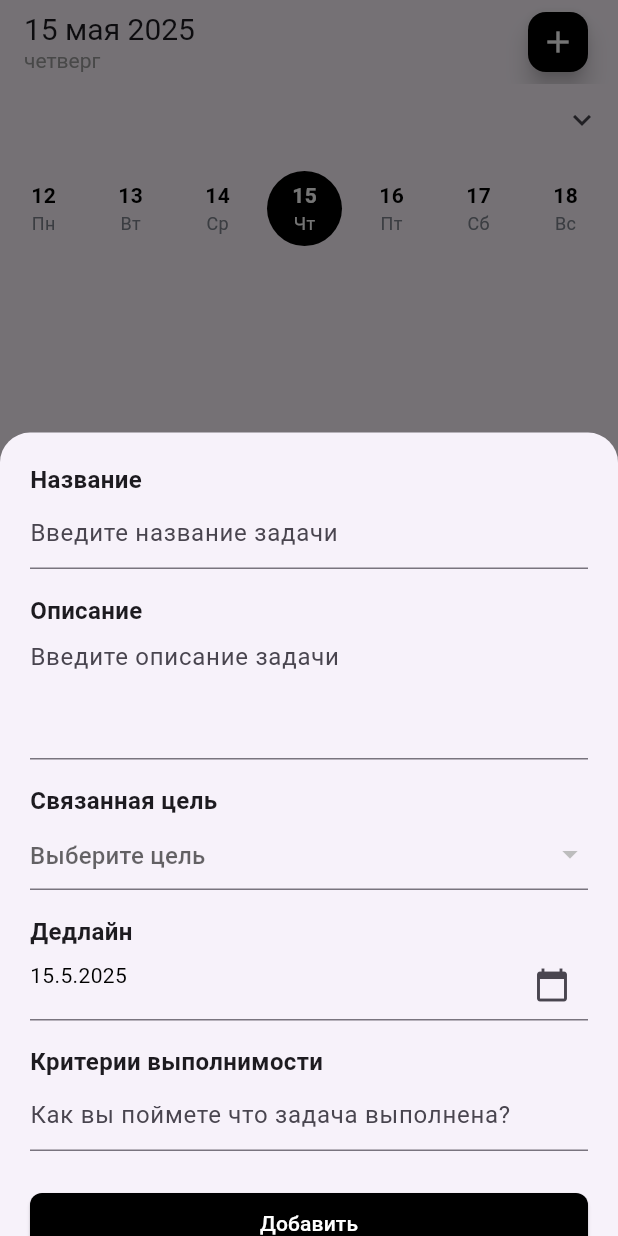
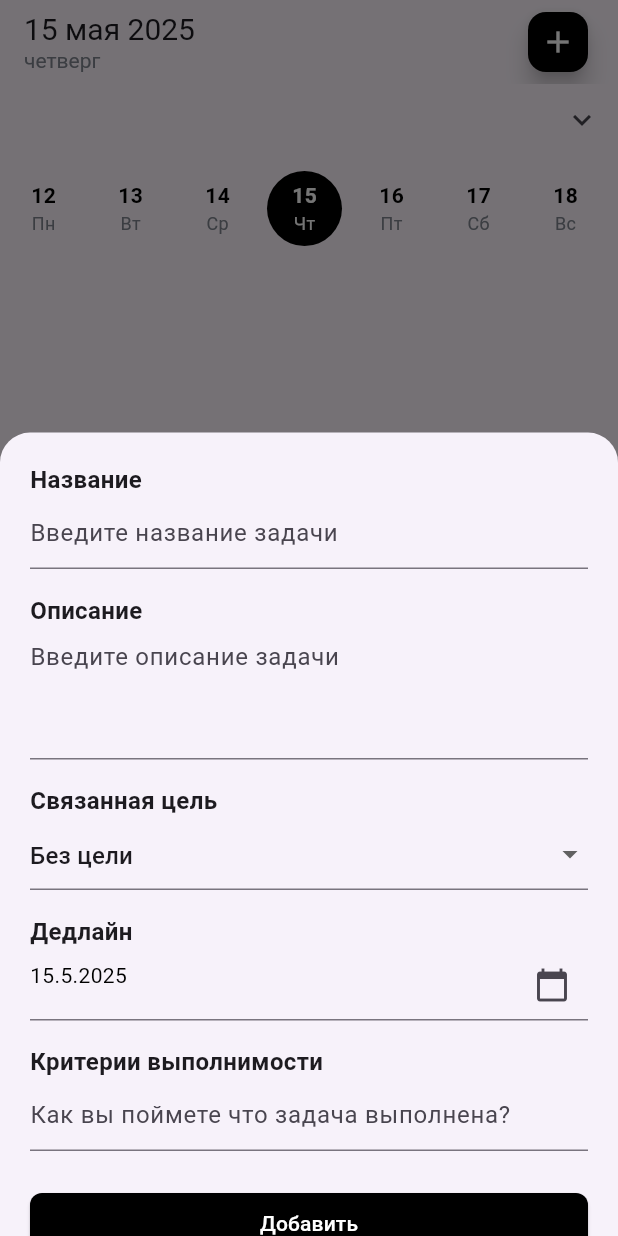
Before and after one commit to mmigur/golem, a Flutter app: the HomeScreen screen opened directly, item 2 of the bottom bar chosen, after a tap on the "add" icon, on a phone screen of 412 x 824 dp. Run offline on Flutter 3.47's test engine with Material 3 defaults, Android fonts, the phone set to English and light mode, and no system bars; our stand-ins replace fl_chart, supabase_flutter; missing offline and left inert: gotrue; accounts and stored records are empty.

Commit message:
<add>: add analytics module

```diff
--- a/lib/main.dart
+++ b/lib/main.dart
@@ -39,7 +39,7 @@ class MyApp extends StatelessWidget {
       supportedLocales: const [
         Locale('ru', 'RU'), // Русский язык
       ],
-      home: SplashScreen(),
+      home: HomeScreen(),
     );
   }
 }
--- a/lib/screen/home_screen.dart
+++ b/lib/screen/home_screen.dart
@@ -2,6 +2,7 @@ import 'package:flutter/material.dart';
 import 'package:golem/tab/goal_tab.dart';
 import 'package:golem/tab/reflection_tab.dart';
 import 'package:golem/tab/tasks_tab.dart';
+import 'package:golem/tab/analytics_tab.dart';
 import 'package:intl/intl.dart';
 import 'package:supabase_flutter/supabase_flutter.dart';
 
@@ -23,14 +24,14 @@ class _HomeScreenState extends State<HomeScreen> {
   final SupabaseClient _supabase = Supabase.instance.client;
   final GlobalKey<GoalsTabState> _goalsTabKey = GlobalKey();
   final GlobalKey<TasksTabState> _tasksTabKey = GlobalKey();
-
-  // Глобальный ключ для рефлексии, доступный из любого места
   final GlobalKey<ReflectionTabState> _reflectionTabKey = GlobalKey();
+  final GlobalKey<AnalyticsTabState> _analyticsTabKey = GlobalKey();
 
   // Храним прямые ссылки на экземпляры вкладок для более надежного доступа
   late GoalsTab _goalsTab;
   late TasksTab _tasksTab;
   late ReflectionTab _reflectionTab;
+  late AnalyticsTab _analyticsTab;
   late List<Widget> _pages;
 
   @override
@@ -40,12 +41,14 @@ class _HomeScreenState extends State<HomeScreen> {
     _goalsTab = GoalsTab(key: _goalsTabKey);
     _tasksTab = TasksTab(key: _tasksTabKey);
     _reflectionTab = ReflectionTab(key: _reflectionTabKey);
+    _analyticsTab = AnalyticsTab(key: _analyticsTabKey);
 
     // Создаем список страниц
     _pages = [
       _goalsTab,
       _tasksTab,
       _reflectionTab,
+      _analyticsTab,
     ];
 
     _loadUserNickname();
@@ -81,6 +84,7 @@ class _HomeScreenState extends State<HomeScreen> {
   Widget build(BuildContext context) {
     final bool isGoalsTab = _currentIndex == 0;
     final bool isReflectionTab = _currentIndex == 2;
+    final bool isAnalyticsTab = _currentIndex == 3;
 
     return Scaffold(
       appBar: AppBar(
@@ -91,8 +95,6 @@ class _HomeScreenState extends State<HomeScreen> {
               onTap: () {
                 if (_currentIndex == 2) { // Только для экрана рефлексии
                   debugPrint('===== НАЖАТИЕ НА ДАТУ ДЛЯ ДОБАВЛЕНИЯ РЕФЛЕКСИИ =====');
-
-                  // Прямой вызов без проверки ключа
                 }
               },
               child: Column(
@@ -104,7 +106,10 @@ class _HomeScreenState extends State<HomeScreen> {
                   ),
                   if (!isGoalsTab && !isReflectionTab) Text(
                     DateFormat('EEEE', 'ru_RU').format(_selectedDate),
-                    style: const TextStyle(fontSize: 14, color: Colors.grey),
+                    style: const TextStyle(
+                      fontSize: 14,
+                      color: Color(0xFF80858F),
+                    ),
                   ),
                   if (isReflectionTab) const Text(
                     'Нажмите, чтобы добавить рефлексию',
@@ -113,7 +118,7 @@ class _HomeScreenState extends State<HomeScreen> {
                 ],
               ),
             ),
-            FloatingActionButton(
+            if (!isAnalyticsTab) FloatingActionButton(
               onPressed: () {
                 if (_currentIndex == 0) {
                   // Получаем состояние GoalsTab и вызываем метод
@@ -144,8 +149,6 @@ class _HomeScreenState extends State<HomeScreen> {
                   else{
                     debugPrint('ОШИБКА: Не удалось получить состояние RefleactionTab');
                   }
-                  // Прямой вызов методов экземпляра без проверки ключа
-
                 }
               },
               mini: true,
@@ -157,7 +160,7 @@ class _HomeScreenState extends State<HomeScreen> {
       ),
       body: Column(
         children: [
-          if (!isGoalsTab && !isReflectionTab) ...[
+          if (!isGoalsTab && !isReflectionTab && !isAnalyticsTab) ...[
             Row(
               children: [
                 Padding(
@@ -165,9 +168,10 @@ class _HomeScreenState extends State<HomeScreen> {
                   child: _nickname.isNotEmpty
                       ? Text(
                     '@$_nickname',
-                    style: const TextStyle(
+                    style: TextStyle(
                       fontSize: 16,
                       color: Colors.black,
+                      fontWeight: isAnalyticsTab ? FontWeight.bold : FontWeight.normal,
                     ),
                   )
                       : const SizedBox.shrink(),
@@ -188,6 +192,21 @@ class _HomeScreenState extends State<HomeScreen> {
             if (_isCalendarExpanded) _buildMonthSelector(),
             _buildCalendar(),
           ],
+          if (isAnalyticsTab && _nickname.isNotEmpty) Padding(
+            padding: const EdgeInsets.only(left: 12.0, top: 8.0),
+            child: Row(
+              children: [
+                Text(
+                  '@$_nickname',
+                  style: const TextStyle(
+                    fontSize: 16,
+                    color: Colors.black,
+                    fontWeight: FontWeight.bold,
+                  ),
+                ),
+              ],
+            ),
+          ),
           Expanded(
             child: IndexedStack(
               index: _currentIndex,
@@ -224,16 +243,17 @@ class _HomeScreenState extends State<HomeScreen> {
             case 1: // Вкладка задач
               final tasksTabState = _tasksTabKey.currentState;
               if (tasksTabState != null) {
-                // Установить фильтр по текущей дате
                 tasksTabState.setFilterDate(_selectedDate);
-
-                // Обновить задачи
                 tasksTabState.refreshTasksData();
-
-                debugPrint('Обновлен фильтр задач: ${_selectedDate.day}.${_selectedDate.month}.${_selectedDate.year}');
               }
               break;
 
+            case 3: // Вкладка аналитики
+              final analyticsTabState = _analyticsTabKey.currentState;
+              if (analyticsTabState != null) {
+                analyticsTabState.refreshData();
+              }
+              break;
           }
 
           debugPrint('================================');
@@ -252,6 +272,10 @@ class _HomeScreenState extends State<HomeScreen> {
           BottomNavigationBarItem(
             icon: Icon(Icons.note_alt_outlined),
             label: 'Рефлексия',
+          ),
+          BottomNavigationBarItem(
+            icon: Icon(Icons.analytics_outlined),
+            label: 'Аналитика',
           ),
         ],
       ),
--- /dev/null
+++ b/lib/tab/analytics_tab.dart
@@ -0,0 +1,476 @@
+import 'package:flutter/material.dart';
+import 'package:supabase_flutter/supabase_flutter.dart';
+import 'package:fl_chart/fl_chart.dart';
+import 'package:intl/intl.dart';
+
+class AnalyticsTab extends StatefulWidget {
+  const AnalyticsTab({super.key});
+
+  @override
+  State<AnalyticsTab> createState() => AnalyticsTabState();
+}
+
+class AnalyticsTabState extends State<AnalyticsTab> {
+  final SupabaseClient _supabase = Supabase.instance.client;
+  String? _error;
+  bool _isLoading = true;
+
+  // Данные для аналитики
+  List<Map<String, dynamic>> _completedTasks = [];
+  List<Map<String, dynamic>> _completedGoals = [];
+  List<Map<String, dynamic>> _allGoals = [];
+  List<Map<String, dynamic>> _reflections = [];
+  Map<String, int> _tasksPerGoal = {};
+
+  // Цвета для графиков
+  final List<Color> _colors = [
+    const Color(0xFF2196F3), // Синий
+    const Color(0xFF4CAF50), // Зеленый
+    const Color(0xFFFFC107), // Желтый
+    const Color(0xFFE91E63), // Розовый
+    const Color(0xFF9C27B0), // Фиолетовый
+    const Color(0xFF00BCD4), // Голубой
+    const Color(0xFFFF5722), // Оранжевый
+  ];
+
+  @override
+  void initState() {
+    super.initState();
+    _loadData();
+  }
+
+  @override
+  void didChangeDependencies() {
+    super.didChangeDependencies();
+    WidgetsBinding.instance.addPostFrameCallback((_) {
+      _loadData();
+    });
+  }
+
+  // Метод для обновления данных при переходе на вкладку
+  void refreshData() {
+    _loadData();
+  }
+
+  Future<void> _loadData() async {
+    if (!mounted) return;
+
+    try {
+      setState(() {
+        _isLoading = true;
+        _error = null;
+      });
+
+      final user = _supabase.auth.currentUser;
+      if (user != null) {
+        // Загружаем все цели
+        final goalsResponse = await _supabase
+            .from('goals')
+            .select('id, title, description, isComplete, deadline')
+            .eq('profile_id', user.id);
+        _allGoals = List<Map<String, dynamic>>.from(goalsResponse);
+
+        // Фильтруем завершенные цели
+        _completedGoals = _allGoals.where((goal) => goal['isComplete'] == true).toList();
+
+        // Загружаем завершенные задачи
+        final tasksResponse = await _supabase
+            .from('tasks')
+            .select('id, title, description, isComplete, deadline, goal_relation')
+            .eq('profile_id', user.id)
+            .eq('isComplete', true);
+        _completedTasks = List<Map<String, dynamic>>.from(tasksResponse);
+
+        // Группируем задачи по целям
+        _tasksPerGoal.clear(); // Очищаем предыдущие данные
+        for (var task in _completedTasks) {
+          final goalId = task['goal_relation'] as String?;
+          if (goalId != null) {
+            _tasksPerGoal[goalId] = (_tasksPerGoal[goalId] ?? 0) + 1;
+          } else {
+            _tasksPerGoal['no_goal'] = (_tasksPerGoal['no_goal'] ?? 0) + 1;
+          }
+        }
+
+        // Загружаем рефлексии
+        final reflectionsResponse = await _supabase
+            .from('reflection')
+            .select('id, done_params, not_done_params, created_at')
+            .eq('profile_id', user.id);
+        _reflections = List<Map<String, dynamic>>.from(reflectionsResponse);
+
+        if (mounted) {
+          setState(() {
+            _isLoading = false;
+          });
+        }
+      }
+    } catch (e) {
+      if (mounted) {
+        setState(() {
+          _error = e.toString();
+          _isLoading = false;
+        });
+      }
+    }
+  }
+
+  Widget _buildStatsCard(String title, String value, IconData icon, Color color) {
+    return Container(
+      height: 140, // Увеличиваем высоту
+      child: Card(
+        elevation: 0,
+        color: color.withOpacity(0.1),
+        shape: RoundedRectangleBorder(
+          borderRadius: BorderRadius.circular(12),
+        ),
+        child: Padding(
+          padding: const EdgeInsets.symmetric(horizontal: 8.0, vertical: 12.0), // Уменьшаем горизонтальные отступы
+          child: Column(
+            mainAxisAlignment: MainAxisAlignment.center,
+            children: [
+              Icon(icon, size: 24, color: color),
+              const SizedBox(height: 8),
+              Text(
+                title,
+                style: TextStyle(
+                  fontSize: 14,
+                  color: color.withOpacity(0.8),
+                ),
+                textAlign: TextAlign.center,
+                maxLines: 1,
+                overflow: TextOverflow.ellipsis,
+              ),
+              const SizedBox(height: 4),
+              FittedBox(
+                fit: BoxFit.scaleDown,
+                child: Text(
+                  value,
+                  style: TextStyle(
+                    fontSize: 24,
+                    fontWeight: FontWeight.bold,
+                    color: color,
+                  ),
+                ),
+              ),
+            ],
+          ),
+        ),
+      ),
+    );
+  }
+
+  Widget _buildTasksCompletionChart() {
+    if (_completedTasks.isEmpty) {
+      return const Center(
+        child: Text(
+          'Нет выполненных задач',
+          style: TextStyle(
+            color: Color(0xFF80858F),
+            fontSize: 14,
+          ),
+        ),
+      );
+    }
+
+    // Группируем задачи по дням
+    final Map<DateTime, int> tasksByDay = {};
+    for (var task in _completedTasks) {
+      final deadline = task['deadline'];
+      if (deadline != null) {
+        final date = DateTime.parse(deadline).toLocal();
+        final day = DateTime(date.year, date.month, date.day);
+        tasksByDay[day] = (tasksByDay[day] ?? 0) + 1;
+      }
+    }
+
+    // Создаем точки для графика за последние 7 дней
+    final spots = <FlSpot>[];
+    final now = DateTime.now();
+    String currentMonth = '';
+
+    for (int i = 6; i >= 0; i--) {
+      final date = DateTime(now.year, now.month, now.day - i);
+      spots.add(FlSpot(6 - i.toDouble(), (tasksByDay[date] ?? 0).toDouble()));
+      // Запоминаем месяц для отображения
+      if (currentMonth.isEmpty) {
+        currentMonth = DateFormat('MMMM', 'ru_RU').format(date);
+      }
+    }
+
+    return Column(
+      crossAxisAlignment: CrossAxisAlignment.start,
+      children: [
+        Text(
+          currentMonth,
+          style: const TextStyle(
+            fontSize: 16,
+            fontWeight: FontWeight.bold,
+            color: Colors.black,
+          ),
+        ),
+        const SizedBox(height: 16),
+        SizedBox(
+          height: 200,
+          child: LineChart(
+            LineChartData(
+              gridData: const FlGridData(show: false),
+              titlesData: FlTitlesData(
+                leftTitles: const AxisTitles(
+                  sideTitles: SideTitles(showTitles: false),
+                ),
+                rightTitles: const AxisTitles(
+                  sideTitles: SideTitles(showTitles: false),
+                ),
+                topTitles: const AxisTitles(
+                  sideTitles: SideTitles(showTitles: false),
+                ),
+                bottomTitles: AxisTitles(
+                  sideTitles: SideTitles(
+                    showTitles: true,
+                    getTitlesWidget: (value, meta) {
+                      if (value < 0 || value > 6) return const Text('');
+                      final date = DateTime(now.year, now.month, now.day - (6 - value.toInt()));
+                      return Padding(
+                        padding: const EdgeInsets.only(top: 8.0),
+                        child: Text(
+                          date.day.toString(),
+                          style: const TextStyle(
+                            color: Color(0xFF80858F),
+                            fontSize: 12,
+                          ),
+                        ),
+                      );
+                    },
+                  ),
+                ),
+              ),
+              borderData: FlBorderData(show: false),
+              lineBarsData: [
+                LineChartBarData(
+                  spots: spots,
+                  isCurved: true,
+                  color: _colors[0],
+                  barWidth: 3,
+                  isStrokeCapRound: true,
+                  dotData: FlDotData(
+                    show: true,
+                    getDotPainter: (spot, percent, barData, index) {
+                      return FlDotCirclePainter(
+                        radius: 6,
+                        color: _colors[0],
+                        strokeWidth: 2,
+                        strokeColor: Colors.white,
+                      );
+                    },
+                  ),
+                  belowBarData: BarAreaData(
+                    show: true,
+                    color: _colors[0].withOpacity(0.2),
+                  ),
+                ),
+              ],
+              minX: 0,
+              maxX: 6,
+              minY: 0,
+            ),
+          ),
+        ),
+      ],
+    );
+  }
+
+  Widget _buildTasksPerGoalChart() {
+    if (_tasksPerGoal.isEmpty) {
+      return const Center(
+        child: Text(
+          'Нет данных о задачах по целям',
+          style: TextStyle(
+            color: Color(0xFF80858F),
+            fontSize: 14,
+          ),
+        ),
+      );
+    }
+
+    final List<PieChartSectionData> sections = [];
+    var index = 0;
+    double total = _tasksPerGoal.values.fold(0, (sum, count) => sum + count);
+
+    _tasksPerGoal.forEach((goalId, taskCount) {
+      String title;
+      if (goalId == 'no_goal') {
+        title = 'Без цели';
+      } else {
+        final goal = _allGoals.firstWhere(
+          (g) => g['id'] == goalId,
+          orElse: () => {'title': 'Неизвестная цель'},
+        );
+        title = goal['title'] as String;
+      }
+
+      final percentage = (taskCount / total * 100).round();
+      final color = _colors[index % _colors.length];
+
+      sections.add(
+        PieChartSectionData(
+          color: color,
+          value: taskCount.toDouble(),
+          title: '$percentage%',
+          radius: 50,
+          titleStyle: const TextStyle(
+            fontSize: 16,
+            fontWeight: FontWeight.bold,
+            color: Colors.white,
+          ),
+          badgeWidget: Text(
+            title,
+            style: TextStyle(
+              color: color,
+              fontSize: 12,
+              fontWeight: FontWeight.bold,
+            ),
+          ),
+          badgePositionPercentageOffset: 1.5,
+        ),
+      );
+      index++;
+    });
+
+    return Column(
+      children: [
+        SizedBox(
+          height: 300, // Увеличиваем высоту для лучшей видимости
+          child: PieChart(
+            PieChartData(
+              sectionsSpace: 2,
+              centerSpaceRadius: 40,
+              sections: sections,
+              pieTouchData: PieTouchData(
+                touchCallback: (FlTouchEvent event, pieTouchResponse) {
+                  // Можно добавить интерактивность при касании
+                },
+              ),
+            ),
+          ),
+        ),
+        const SizedBox(height: 16),
+        // Легенда
+        Wrap(
+          spacing: 16,
+          runSpacing: 8,
+          children: _tasksPerGoal.entries.map((entry) {
+            String title;
+            if (entry.key == 'no_goal') {
+              title = 'Без цели';
+            } else {
+              final goal = _allGoals.firstWhere(
+                (g) => g['id'] == entry.key,
+                orElse: () => {'title': 'Неизвестная цель'},
+              );
+              title = goal['title'] as String;
+            }
+
+            final index = _tasksPerGoal.keys.toList().indexOf(entry.key);
+            final percentage = (entry.value / total * 100).round();
+            final color = _colors[index % _colors.length];
+
+            return Row(
+              mainAxisSize: MainAxisSize.min,
+              children: [
+                Container(
+                  width: 12,
+                  height: 12,
+                  decoration: BoxDecoration(
+                    color: color,
+                    shape: BoxShape.circle,
+                  ),
+                ),
+                const SizedBox(width: 4),
+                Text(
+                  '$title ($percentage%)',
+                  style: const TextStyle(fontSize: 12),
+                ),
+              ],
+            );
+          }).toList(),
+        ),
+      ],
+    );
+  }
+
+  @override
+  Widget build(BuildContext context) {
+    if (_isLoading) {
+      return const Center(child: CircularProgressIndicator(color: Colors.black));
+    }
+
+    if (_error != null) {
+      return Center(child: Text('Ошибка: $_error'));
+    }
+
+    return SingleChildScrollView(
+      padding: const EdgeInsets.fromLTRB(16.0, 32.0, 16.0, 16.0), // Увеличиваем отступ сверху
+      child: Column(
+        crossAxisAlignment: CrossAxisAlignment.start,
+        children: [
+          // Статистика
+          Row(
+            children: [
+              Expanded(
+                child: _buildStatsCard(
+                  'Рефлексии',
+                  _reflections.length.toString(),
+                  Icons.psychology,
+                  _colors[0],
+                ),
+              ),
+              const SizedBox(width: 12),
+              Expanded(
+                child: _buildStatsCard(
+                  'Задачи',
+                  _completedTasks.length.toString(),
+                  Icons.task_alt,
+                  _colors[1],
+                ),
+              ),
+              const SizedBox(width: 12),
+              Expanded(
+                child: _buildStatsCard(
+                  'Цели',
+                  _completedGoals.length.toString(),
+                  Icons.flag,
+                  _colors[2],
+                ),
+              ),
+            ],
+          ),
+          const SizedBox(height: 32),
+
+          // График выполненных задач
+          const Text(
+            'Выполненные задачи',
+            style: TextStyle(
+              fontSize: 18,
+              fontWeight: FontWeight.bold,
+            ),
+          ),
+          const SizedBox(height: 16),
+          _buildTasksCompletionChart(),
+          const SizedBox(height: 32),
+
+          // График задач по целям
+          const Text(
+            'Задачи по целям',
+            style: TextStyle(
+              fontSize: 18,
+              fontWeight: FontWeight.bold,
+            ),
+          ),
+          const SizedBox(height: 16),
+          _buildTasksPerGoalChart(),
+        ],
+      ),
+    );
+  }
+}
--- a/lib/tab/tasks_tab.dart
+++ b/lib/tab/tasks_tab.dart
@@ -253,27 +253,27 @@ class TasksTabState extends State<TasksTab> {
               'Связанная цель',
               style: TextStyle(fontSize: 16, fontWeight: FontWeight.bold),
             ),
-            DropdownButtonFormField<String>(
+            DropdownButtonFormField<String?>(
               value: _selectedGoalId,
               decoration: const InputDecoration(
                 hintText: 'Выберите цель',
               ),
-              items: _availableGoals.map((goal) {
-                return DropdownMenuItem<String>(
-                  value: goal['id'],
-                  child: Text(goal['title']),
-                );
-              }).toList(),
+              items: [
+                const DropdownMenuItem<String?>(
+                  value: null,
+                  child: Text('Без цели'),
+                ),
+                ..._availableGoals.map((goal) {
+                  return DropdownMenuItem<String?>(
+                    value: goal['id'],
+                    child: Text(goal['title']),
+                  );
+                }).toList(),
+              ],
               onChanged: (String? newValue) {
                 setState(() {
                   _selectedGoalId = newValue;
                 });
-              },
-              validator: (value) {
-                if (value == null || value.isEmpty) {
-                  return 'Пожалуйста, выберите цель';
-                }
-                return null;
               },
             ),
             const SizedBox(height: 16),
@@ -339,7 +339,7 @@ class TasksTabState extends State<TasksTab> {
   }
 
   Future<void> _addTask() async {
-    if (_formKey.currentState!.validate() && _selectedDate != null && _selectedGoalId != null) {
+    if (_formKey.currentState!.validate() && _selectedDate != null) {
       try {
         final user = _supabase.auth.currentUser;
         if (user != null) {
@@ -350,7 +350,7 @@ class TasksTabState extends State<TasksTab> {
             'deadline': _selectedDate!.toIso8601String(),
             'done_params': _doneParamsController.text,
             'profile_id': user.id,
-            'isComplete': false, // По умолчанию задача не выполнена
+            'isComplete': false,
           };
 
           final response = await _supabase.from('tasks').insert(newTask).select('*');
@@ -359,20 +359,15 @@ class TasksTabState extends State<TasksTab> {
             Navigator.pop(context);
             _clearForm();
 
-            // Добавляем новую задачу в локальный список и обновляем фильтр
             if (response != null && response.isNotEmpty) {
               setState(() {
                 _tasks.add(response[0]);
-                // Сортируем задачи по дедлайну
                 _tasks.sort((a, b) => DateTime.parse(a['deadline']).compareTo(DateTime.parse(b['deadline'])));
 
-                // При добавлении задачи сразу устанавливаем фильтр на её дату
-                // чтобы пользователь видел новую задачу
                 final newTaskDate = DateTime.parse(response[0]['deadline']);
                 _filterDate = DateTime(newTaskDate.year, newTaskDate.month, newTaskDate.day);
               });
             } else {
-              // Если не получили ответ с данными, перезагружаем все задачи
               _loadTasks();
             }
 
--- a/pubspec.yaml
+++ b/pubspec.yaml
@@ -19,7 +19,7 @@ publish_to: 'none' # Remove this line if you wish to publish to pub.dev
 version: 1.0.0+1
 
 environment:
-  sdk: '>=3.2.6 <4.0.0'
+  sdk: '>=3.1.3 <4.0.0'
 
 # Dependencies specify other packages that your package needs in order to work.
 # To automatically upgrade your package dependencies to the latest versions
@@ -35,10 +35,10 @@ dependencies:
   flutter_localizations:
     sdk: flutter
   flutter_svg: ^2.0.0+1 # или последняя версия>
-  supabase_flutter: ^1.0.0 # Укажите актуальную версию
+  supabase_flutter: ^1.10.25
   shared_preferences: ^2.0.6 # Укажите актуальную версию
   path_provider: ^2.0.11 # Укажите актуальную версию
-
+  fl_chart: ^0.65.0
 
   # The following adds the Cupertino Icons font to your application.
   # Use with the CupertinoIcons class for iOS style icons.
```
Also changed, not shown: pubspec.lock.
